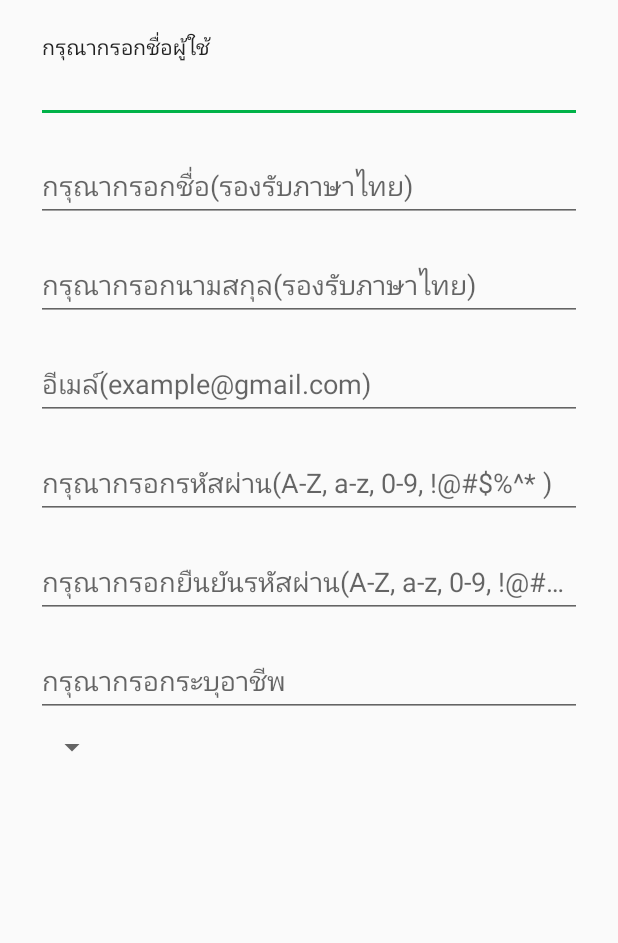
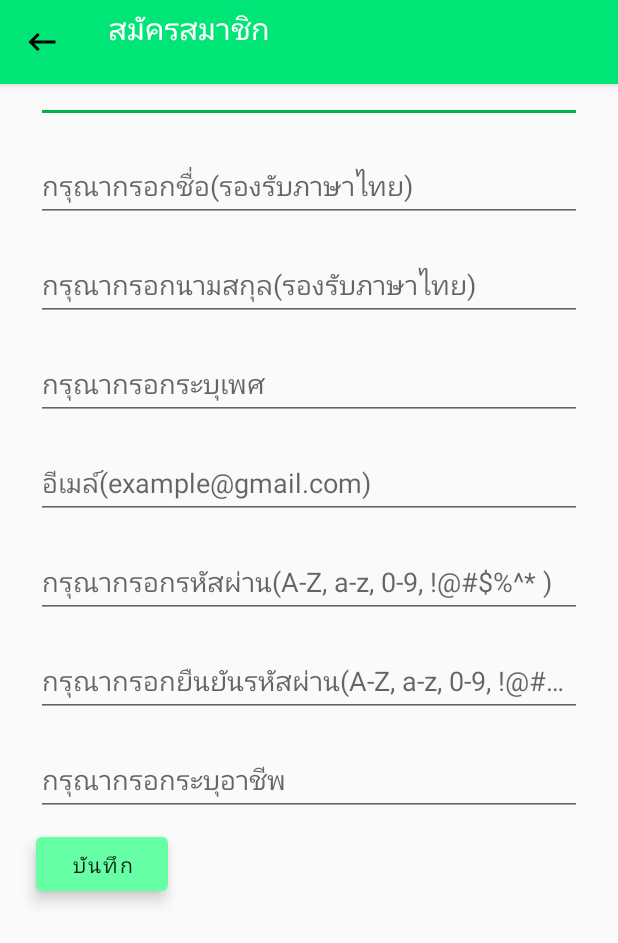
Before and after one commit to LionPK/DemoRice, an Android app: the RegisterActivity screen opened directly, with no data from a screen before it, on a phone screen of 412 x 824 dp. Shown: the top 943 px of the screen. Run offline under Robolectric (Android 15) with nearby library versions, the phone set to English and light mode, and no system bars.

Commit message:
up deta register menubar

```diff
--- a/app/src/main/java/com/crud/jo/demorice/RegisterActivity.java
+++ b/app/src/main/java/com/crud/jo/demorice/RegisterActivity.java
@@ -1,13 +1,39 @@
 package com.crud.jo.demorice;
 
+import android.content.Intent;
 import android.support.v7.app.AppCompatActivity;
 import android.os.Bundle;
+import android.view.View;
+import android.widget.Button;
+import android.support.v7.widget.Toolbar;
 
 public class RegisterActivity extends AppCompatActivity {
-
+    private Button button_exit;
     @Override
     protected void onCreate(Bundle savedInstanceState) {
         super.onCreate(savedInstanceState);
         setContentView(R.layout.activity_register);
+
+//        button_exit = (Button) findViewById(R.id.exit_button);
+//
+//        button_exit.setOnClickListener(new View.OnClickListener() {
+//            public void onClick(View view) {
+//                Intent i = new Intent(getApplicationContext(),
+//                        LoginActivity.class);
+//                startActivity(i);
+//                finish();
+//            }
+//        });
+        Toolbar toolbar = (Toolbar)findViewById(R.id.toolbar) ;
+        setSupportActionBar(toolbar);
+        toolbar.setNavigationOnClickListener(new View.OnClickListener() {
+            @Override
+            public void onClick(View v) {
+                Intent i = new Intent(getApplicationContext(),
+                        LoginActivity.class);
+                startActivity(i);
+                finish();
+            }
+        });
     }
 }
--- /dev/null
+++ b/app/src/main/res/drawable/ic_keyboard_backspace_black_24dp.xml
@@ -0,0 +1,9 @@
+<vector xmlns:android="http://schemas.android.com/apk/res/android"
+        android:width="24dp"
+        android:height="24dp"
+        android:viewportWidth="24.0"
+        android:viewportHeight="24.0">
+    <path
+        android:fillColor="#FF000000"
+        android:pathData="M21,11H6.83l3.58,-3.59L9,6l-6,6 6,6 1.41,-1.41L6.83,13H21z"/>
+</vector>
--- a/app/src/main/res/layout/activity_register.xml
+++ b/app/src/main/res/layout/activity_register.xml
@@ -6,6 +6,15 @@
     android:layout_height="match_parent"
     tools:context=".RegisterActivity">
 
+
+    <android.support.v7.widget.Toolbar
+        android:id="@+id/toolbar"
+        android:layout_width="match_parent"
+        android:layout_height="?actionBarSize"
+        app:title="สมัครสมาชิก"
+        app:subtitle=" "
+        style="@style/MyToolbar"
+        />
     <LinearLayout
         android:layout_width="match_parent"
         android:layout_height="wrap_content"
@@ -64,6 +73,25 @@
                 android:inputType="text"
                 android:maxLines="1" />
         </android.support.design.widget.TextInputLayout>
+
+
+        <!-- Snippet from "Add text fields" section goes here. -->
+        <android.support.design.widget.TextInputLayout
+            android:id="@+id/sex_text_input"
+            style="@style/Widget.demorice.TextInputLayout"
+            android:layout_width="match_parent"
+            android:layout_height="wrap_content"
+            android:hint="@string/text_sex">
+
+            <android.support.design.widget.TextInputEditText
+                android:id="@+id/sex_edit_text"
+                android:layout_width="match_parent"
+                android:layout_height="wrap_content"
+                android:inputType="text"
+                android:maxLines="1" />
+        </android.support.design.widget.TextInputLayout>
+
+
 
         <!-- Snippet from "Add text fields" section goes here. -->
         <android.support.design.widget.TextInputLayout
@@ -129,22 +157,16 @@
                 android:maxLines="1" />
         </android.support.design.widget.TextInputLayout>
 
-
-        <Spinner android:layout_width="wrap_content"
+        <android.support.design.button.MaterialButton
+            android:id="@+id/exit_button"
+            style="@style/Widget.demorice.Button"
+            android:layout_width="wrap_content"
             android:layout_height="wrap_content"
-            android:id="@+id/spinner_sex">
-        </Spinner>
-
+            android:layout_alignParentEnd="true"
+            android:layout_alignParentRight="true"
+            android:text="@string/text_save" />
 
     </LinearLayout>
 
 
-
-
-
-
-
-
-
-
 </android.support.constraint.ConstraintLayout>
--- a/app/src/main/res/values/strings.xml
+++ b/app/src/main/res/values/strings.xml
@@ -6,6 +6,8 @@
     <string name="hint_password">รหัสผ่าน</string>
     <string name="button_login">เข้าสู่ระบบ</string>
     <string name="button_register">ลงทะเบียน</string>
+    <string name="button_exit">ย้อนกลับ</string>
+    <string name="toolbar"></string>
 
     <string name="text_username">กรุณากรอกชื่อผู้ใช้ </string>
     <string name="text_fast_name">กรุณากรอกชื่อ(รองรับภาษาไทย)</string>
@@ -14,7 +16,8 @@
     <string name="text_confirm_name">กรุณากรอกยืนยันรหัสผ่าน(A-Z, a-z, 0-9, !@#$%^* )</string>
     <string name="text_career">กรุณากรอกระบุอาชีพ</string>
 
-
+    <string name="text_sex">กรุณากรอกระบุเพศ</string>
+    <string name="text_save">บันทึก</string>
 
 
 </resources>
--- a/app/src/main/res/values/styles.xml
+++ b/app/src/main/res/values/styles.xml
@@ -73,4 +73,11 @@
         </item>
     </style>
 
+    <style name="MyToolbar">
+        <item name="theme">@style/ThemeOverlay.AppCompat.Dark</item>
+        <item name="navigationIcon">@drawable/ic_keyboard_backspace_black_24dp</item>
+        <item name="android:background">?colorPrimary</item>
+        <item name="android:elevation">4dp</item>
+    </style>
+
 </resources>
```
Also changed, not shown: app/src/main/java/com/crud/jo/demorice/MainActivity.java (+9 -1 lines).
